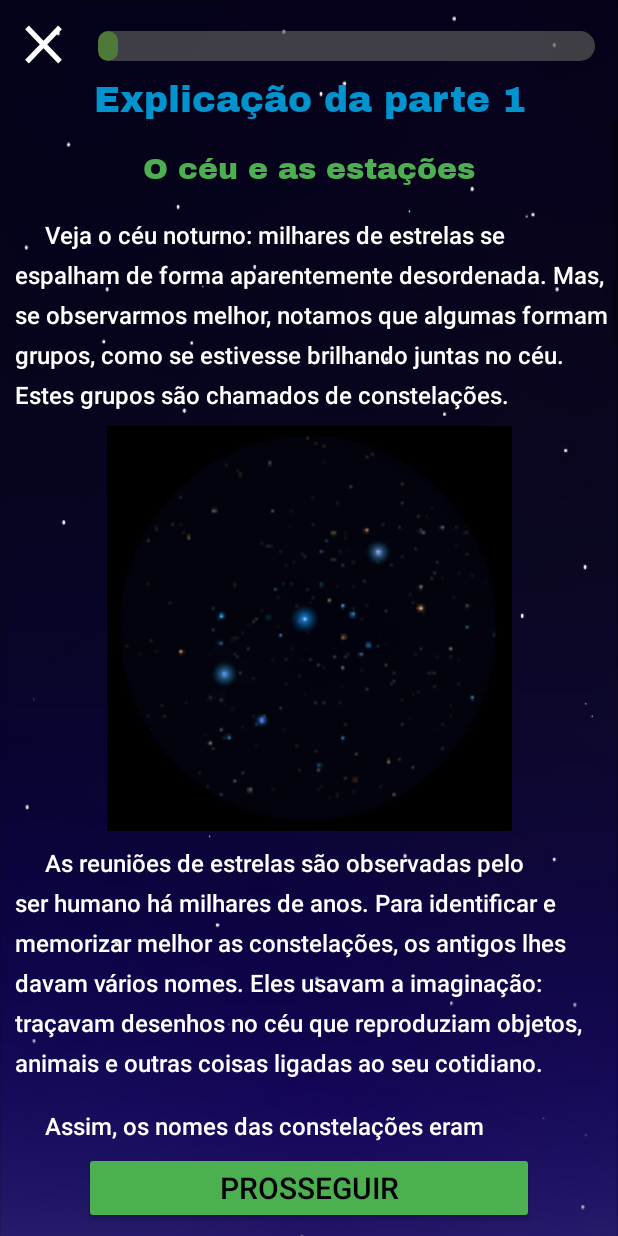
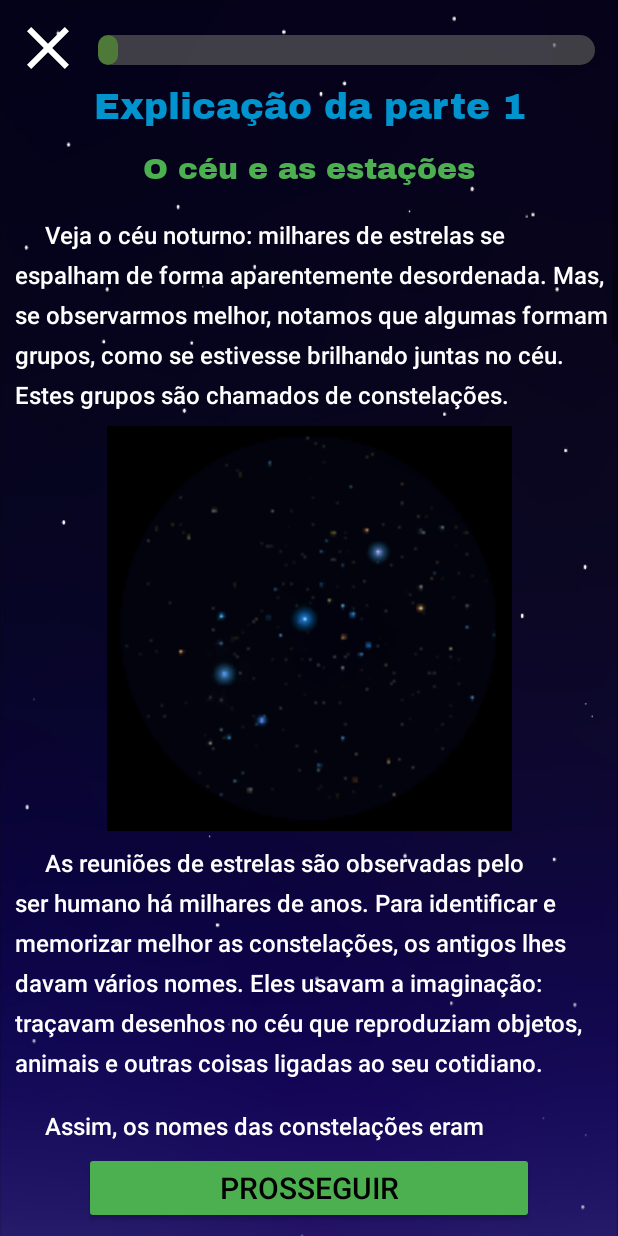
Before and after one commit to DeltaGio/Ayakamae, an Android app: the ConstP1eActivity screen opened directly, with no data from a screen before it, on a phone screen of 412 x 824 dp. Run offline under Robolectric (Android 15) with nearby library versions, the phone set to English and light mode, and no system bars; Roboto replaces fonts that are not available here.

Commit message:
Start commit!

```diff
--- a/app/build.gradle
+++ b/app/build.gradle
@@ -10,8 +10,8 @@ android {
         applicationId "com.deltagio.ayakamae"
         minSdkVersion 20
         targetSdkVersion 31
-        versionCode 1009
-        versionName "1.009"
+        versionCode 1041
+        versionName "1.041"
 
         testInstrumentationRunner "androidx.test.runner.AndroidJUnitRunner"
     }
--- a/app/src/main/res/layout/const_p1e.xml
+++ b/app/src/main/res/layout/const_p1e.xml
@@ -9,14 +9,15 @@
 
     <Button
         android:id="@+id/c_btsair_p1e"
-        android:layout_width="42dp"
-        android:layout_height="43dp"
+        android:layout_width="48dp"
+        android:layout_height="48dp"
         android:layout_marginStart="8dp"
         android:layout_marginTop="8dp"
         android:background="@drawable/transparence"
         android:foreground="@drawable/atv_sair"
         app:layout_constraintStart_toStartOf="parent"
-        app:layout_constraintTop_toTopOf="parent" />
+        app:layout_constraintTop_toTopOf="parent"
+        tools:ignore="SpeakableTextPresentCheck,SpeakableTextPresentCheck" />
 
     <ProgressBar
         android:id="@+id/progressBar"
@@ -131,7 +132,7 @@
                 android:textAlignment="textStart"
                 android:textColor="#FFFFFF"
                 android:textSize="16sp"
-                android:text="     Assim, os nomes das constelações eram frequentemente relacionados também a várias atividades que dependiam da observação dos ciclos da natureza. Da participação das estrelas na pesca, navegação, colheita, caça, e outras ocupações do dia-a-dia, surgiram constelações como Bússola, Compasso, Vela, Touro, e por aí afora na cultura Ocidental (que tomamos como referência)."/>
+                android:text="     Assim, os nomes das constelações eram frequentemente relacionados também a várias atividades que dependiam da observação dos ciclos da natureza. Da participação das estrelas na pesca, navegação, colheita, caça, entre outras ocupações do dia-a-dia, surgiram constelações como Bússola, Compasso, Vela, Touro, e por aí afora na cultura Ocidental (que tomamos como referência)."/>
 
             <ImageView
                 android:layout_width="match_parent"
--- a/app/src/main/res/layout/luatela_p2e.xml
+++ b/app/src/main/res/layout/luatela_p2e.xml
@@ -172,7 +172,7 @@
                 android:layout_marginBottom="10dp"
                 android:fontFamily="sans-serif-medium"
                 android:lineSpacingExtra="8sp"
-                android:text="     A lua brilha por refletir a luz do Sol. Portanto, sua parte iluminada indica, ainda, a direção em que se encontra o Sol."
+                android:text="      A lua brilha por refletir a luz do Sol. Portanto, sua parte iluminada indica, ainda, a direção em que se encontra o Sol."
                 android:textAlignment="viewStart"
                 android:textColor="#FFFFFF"
                 android:textSize="16sp" />
```
Also changed, not shown: app/src/main/java/com/deltagio/ayakamae/MainActivity.java (+35 -2 lines), app/src/main/res/drawable-xxhdpi/instru2_1.jpg, app/src/main/res/drawable-xxhdpi/instru2_10.png, app/src/main/res/drawable-xxhdpi/instru2_2.png, app/src/main/res/drawable-xxhdpi/instru5_1.png, app/src/main/res/drawable-xxhdpi/instru5_2.png.
